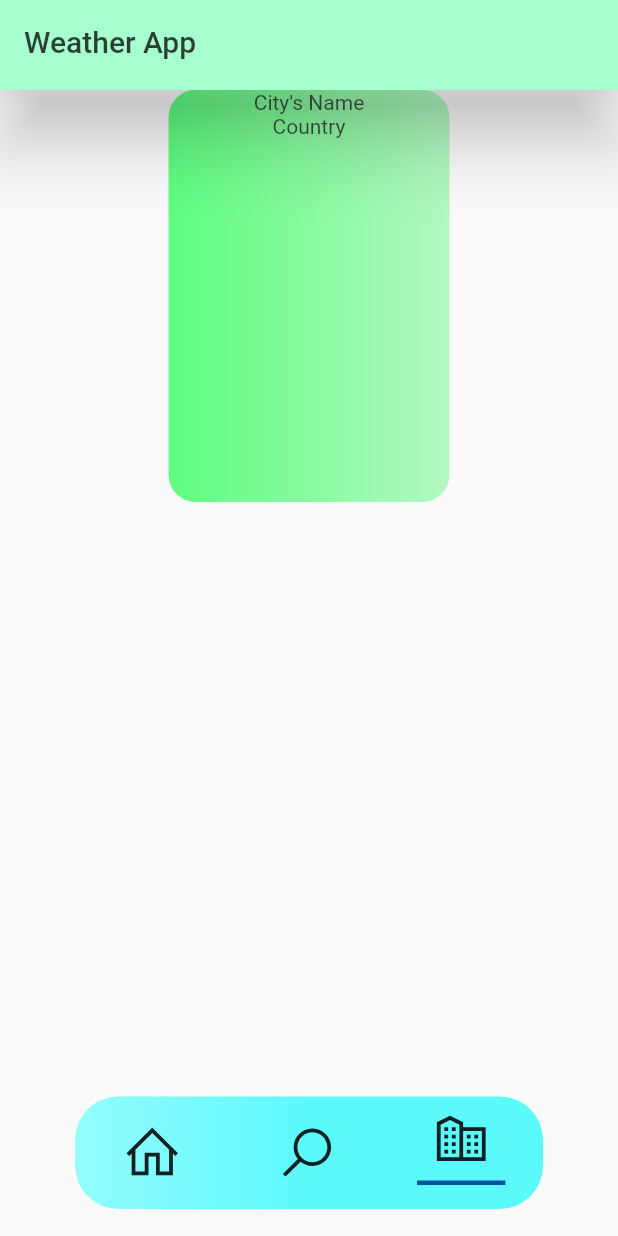
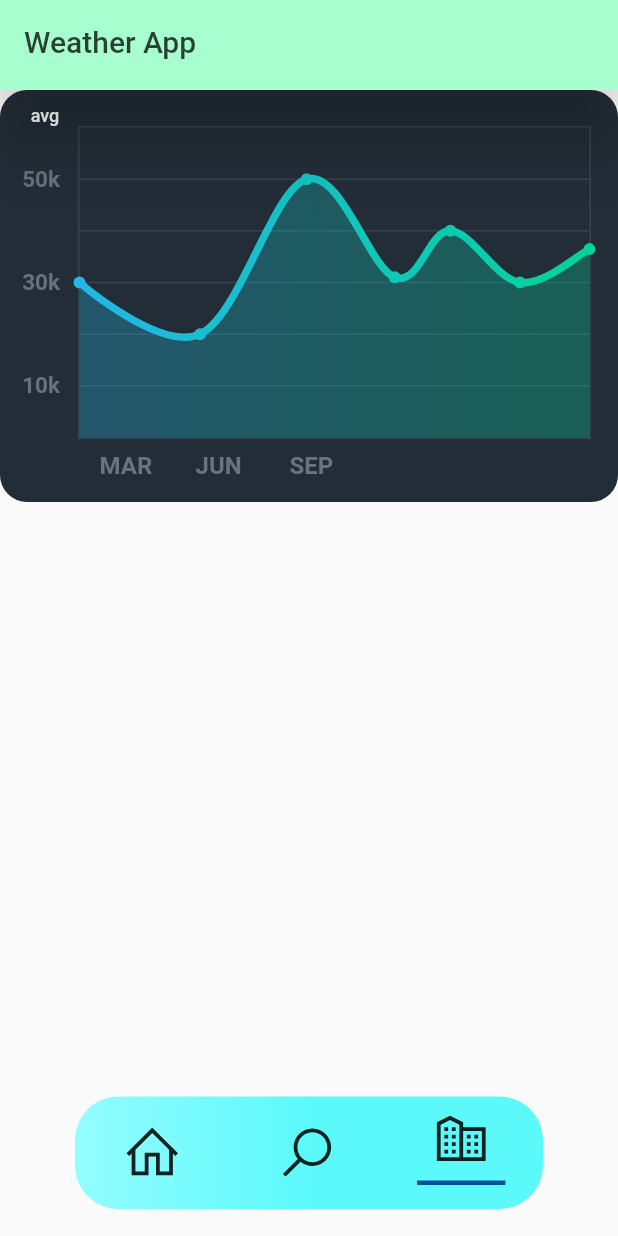
Before and after one commit to amirmojarad/weather-app, a Flutter app: the screen it shows after launch, swiped to page 3, on a phone screen of 412 x 824 dp. Run offline on Flutter 3.47's test engine with Material 2 defaults, Android fonts, the phone set to English and light mode, and no system bars; drawn by our look-alikes of fl_chart; our stand-ins replace line_icons; network calls fail.

```diff
--- a/lang/en.json
+++ b/lang/en.json
@@ -6,9 +6,9 @@
   "sunset": "Sunset",
   "humidity": "Humidity",
   "clouds": "Clouds",
-  "uvi": "UVI",
+  "pressure": "Pressure",
+  "uvi": "UV index",
   "wind_speed": "Wind Speed",
-
   "monday": "Monday",
   "tuesday": "Tuesday",
   "wednesday": "Wednesday",
--- a/lib/views/cities_view/cities_view.dart
+++ b/lib/views/cities_view/cities_view.dart
@@ -1,9 +1,5 @@
-import 'dart:convert';
-
+import 'package:fl_chart/fl_chart.dart';
 import 'package:flutter/material.dart';
-import 'package:http/http.dart' as http;
-import 'package:weather/models/api/weather.dart';
-import 'package:weather/models/utils/device.dart';
 
 class CitiesView extends StatefulWidget {
   @override
@@ -11,51 +7,253 @@ class CitiesView extends StatefulWidget {
 }
 
 class _CitiesViewState extends State<CitiesView> {
+  List<Color> gradientColors = [
+    const Color(0xff23b6e6),
+    const Color(0xff02d39a),
+  ];
+
+  bool showAvg = false;
+
   @override
   Widget build(BuildContext context) {
-    return SafeArea(
-      child: SingleChildScrollView(
-        child: Column(
-          children: [
-            Opacity(
-              opacity: 0.8,
-              child: Container(
-                child: Material(
-                  color: Colors.transparent,
-                  child: InkWell(
-                    borderRadius: BorderRadius.circular(18),
-                    onTap: () async {
-                      http.Response response = await http.get(
-                          "https://api.openweathermap.org/data/2.5/onecall?lat=33.441792&lon=-94.037689&appid=29d40fe4d3395e6ac3b6876ca32b7fca");
-                      Map<String, dynamic> json =
-                          await jsonDecode(response.body);
-                      Weather weather = Weather.fromJson(json);
-                      print(weather.lat);
-                    },
-                    splashColor: Colors.black.withOpacity(0.5),
-                    child: Column(children: [
-                      Text(
-                        "City's Name",
-                      ),
-                      Text("Country")
-                    ]),
-                  ),
+    return Stack(
+      children: <Widget>[
+        AspectRatio(
+          aspectRatio: 1.5,
+          child: Container(
+            decoration: const BoxDecoration(
+                borderRadius: BorderRadius.all(
+                  Radius.circular(18),
                 ),
-                width: device.width / 2.2,
-                height: device.height / 3,
-                decoration: BoxDecoration(
-                  gradient: LinearGradient(colors: [
-                    Color(0xff38FE62),
-                    Color(0xffA3F8B5),
-                  ]),
-                  borderRadius: BorderRadius.circular(18),
-                  color: Colors.red,
-                ),
+                color: Color(0xff232d37)),
+            child: Padding(
+              padding: const EdgeInsets.only(
+                  right: 18.0, left: 12.0, top: 24, bottom: 12),
+              child: LineChart(
+                showAvg ? avgData() : mainData(),
               ),
             ),
-          ],
+          ),
+        ),
+        SizedBox(
+          width: 60,
+          height: 34,
+          child: FlatButton(
+            onPressed: () {
+              setState(() {
+                showAvg = !showAvg;
+              });
+            },
+            child: Text(
+              'avg',
+              style: TextStyle(
+                  fontSize: 12,
+                  color:
+                      showAvg ? Colors.white.withOpacity(0.5) : Colors.white),
+            ),
+          ),
+        ),
+      ],
+    );
+  }
+
+  LineChartData mainData() {
+    return LineChartData(
+      gridData: FlGridData(
+        show: true,
+        drawVerticalLine: false,
+        getDrawingHorizontalLine: (value) {
+          return FlLine(
+            color: const Color(0xff37434d),
+            strokeWidth: 1,
+          );
+        },
+      ),
+      titlesData: FlTitlesData(
+        show: true,
+        bottomTitles: SideTitles(
+          showTitles: true,
+          reservedSize: 22,
+          getTextStyles: (value) => const TextStyle(
+            color: Color(0xff68737d),
+            fontWeight: FontWeight.bold,
+            fontSize: 16,
+          ),
+          getTitles: (value) {
+            switch (value.toInt()) {
+              case 1:
+                return 'MAR';
+              case 3:
+                return 'JUN';
+              case 5:
+                return 'SEP';
+            }
+            return '';
+          },
+          margin: 8,
+        ),
+        leftTitles: SideTitles(
+          showTitles: true,
+          getTextStyles: (value) => const TextStyle(
+            color: Color(0xff67727d),
+            fontWeight: FontWeight.bold,
+            fontSize: 15,
+          ),
+          getTitles: (value) {
+            print(value);
+            switch (value.toInt()) {
+              case 1:
+                return '10k';
+              case 3:
+                return '30k';
+              case 5:
+                return '50k';
+            }
+            return '';
+          },
+          reservedSize: 28,
+          margin: 12,
         ),
       ),
+      borderData: FlBorderData(
+        show: true,
+        border: Border.all(color: const Color(0xff37434d), width: 1),
+      ),
+      minX: 0,
+      maxX: 11,
+      minY: 0,
+      maxY: 6,
+      lineBarsData: [
+        LineChartBarData(
+          spots: [
+            FlSpot(0, 3),
+            FlSpot(2.6, 2),
+            FlSpot(4.9, 5),
+            FlSpot(6.8, 3.1),
+            FlSpot(8, 4),
+            FlSpot(9.5, 3),
+            FlSpot(11, 3.646),
+          ],
+          isCurved: true,
+          colors: gradientColors,
+          barWidth: 5,
+          isStrokeCapRound: true,
+          dotData: FlDotData(
+            show: true,
+          ),
+          belowBarData: BarAreaData(
+            show: true,
+            colors:
+                gradientColors.map((color) => color.withOpacity(0.3)).toList(),
+          ),
+        ),
+      ],
+    );
+  }
+
+  LineChartData avgData() {
+    return LineChartData(
+      lineTouchData: LineTouchData(enabled: false),
+      gridData: FlGridData(
+        show: true,
+        drawHorizontalLine: true,
+        getDrawingVerticalLine: (value) {
+          return FlLine(
+            color: const Color(0xff37434d),
+            strokeWidth: 1,
+          );
+        },
+        getDrawingHorizontalLine: (value) {
+          return FlLine(
+            color: const Color(0xff37434d),
+            strokeWidth: 1,
+          );
+        },
+      ),
+      titlesData: FlTitlesData(
+        show: true,
+        bottomTitles: SideTitles(
+          showTitles: true,
+          reservedSize: 22,
+          getTextStyles: (value) => const TextStyle(
+              color: Color(0xff68737d),
+              fontWeight: FontWeight.bold,
+              fontSize: 16),
+          getTitles: (value) {
+            switch (value.toInt()) {
+              case 2:
+                return 'MAR';
+              case 5:
+                return 'JUN';
+              case 8:
+                return 'SEP';
+            }
+            return '';
+          },
+          margin: 8,
+        ),
+        leftTitles: SideTitles(
+          showTitles: true,
+          getTextStyles: (value) => const TextStyle(
+            color: Color(0xff67727d),
+            fontWeight: FontWeight.bold,
+            fontSize: 15,
+          ),
+          getTitles: (value) {
+            switch (value.toInt()) {
+              case 1:
+                return '10k';
+              case 3:
+                return '30k';
+              case 5:
+                return '50k';
+            }
+            return '';
+          },
+          reservedSize: 28,
+          margin: 12,
+        ),
+      ),
+      borderData: FlBorderData(
+          show: true,
+          border: Border.all(color: const Color(0xff37434d), width: 1)),
+      minX: 0,
+      maxX: 11,
+      minY: 0,
+      maxY: 6,
+      lineBarsData: [
+        LineChartBarData(
+          spots: [
+            FlSpot(0, 3.44),
+            FlSpot(2.6, 3.44),
+            FlSpot(4.9, 3.44),
+            FlSpot(6.8, 3.44),
+            FlSpot(8, 3.44),
+            FlSpot(9.5, 3.44),
+            FlSpot(11, 3.44),
+          ],
+          isCurved: true,
+          colors: [
+            ColorTween(begin: gradientColors[0], end: gradientColors[1])
+                .lerp(0.2),
+            ColorTween(begin: gradientColors[0], end: gradientColors[1])
+                .lerp(0.2),
+          ],
+          barWidth: 5,
+          isStrokeCapRound: true,
+          dotData: FlDotData(
+            show: false,
+          ),
+          belowBarData: BarAreaData(show: true, colors: [
+            ColorTween(begin: gradientColors[0], end: gradientColors[1])
+                .lerp(0.2)
+                .withOpacity(0.1),
+            ColorTween(begin: gradientColors[0], end: gradientColors[1])
+                .lerp(0.2)
+                .withOpacity(0.1),
+          ]),
+        ),
+      ],
     );
   }
 }
--- a/lib/views/home/home.dart
+++ b/lib/views/home/home.dart
@@ -38,7 +38,7 @@ class _HomePageState extends State<HomePage> {
             ),
           );
         },
-        future: controller.getData(33.4418, -94.0377),
+        future: controller.getData(35.715298, 51.404343),
       ),
     );
   }
--- a/pubspec.yaml
+++ b/pubspec.yaml
@@ -15,8 +15,8 @@ dependencies:
   cupertino_icons: ^1.0.0
   test: ^1.15.7
   http: ^0.12.2
-  google_nav_bar: ^4.0.2
   line_icons: ^1.3.2
+  fl_chart: ^0.12.3
 
   flutter_localizations:
     sdk: flutter
```
Also changed, not shown: lib/views/home/home_view.dart (+84 -127 lines), lib/views/home/widgets/card_info.dart (added, +88 -0 lines), lib/views/home/widgets/sections/humidity.dart (added, +26 -0 lines), lib/views/home/widgets/sections/info_tags.dart (added, +26 -0 lines), lib/views/home/widgets/sections/pressure.dart (added, +26 -0 lines), lib/views/home/widgets/sections/sunrise_sunset.dart (added, +24 -0 lines), lib/views/home/widgets/sections/wind_speed.dart (added, +26 -0 lines), lib/views/home/widgets/upper_widgets.dart (added, +31 -0 lines), lib/views/home/widgets/card_infor.dart (deleted), pubspec.lock.
